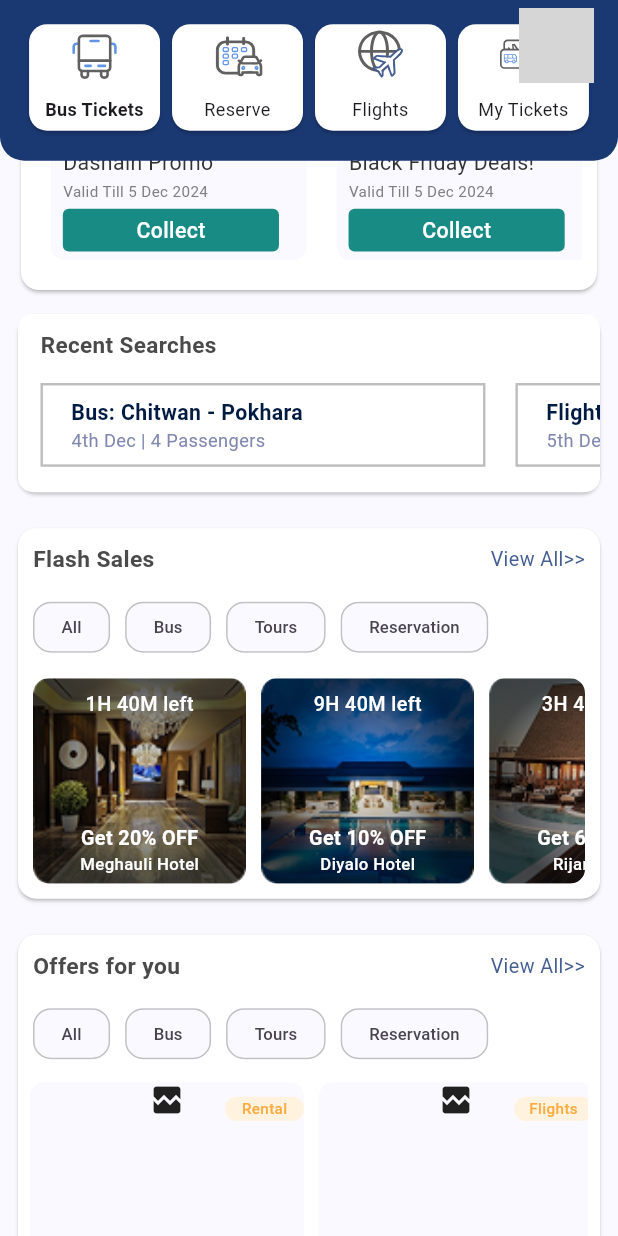
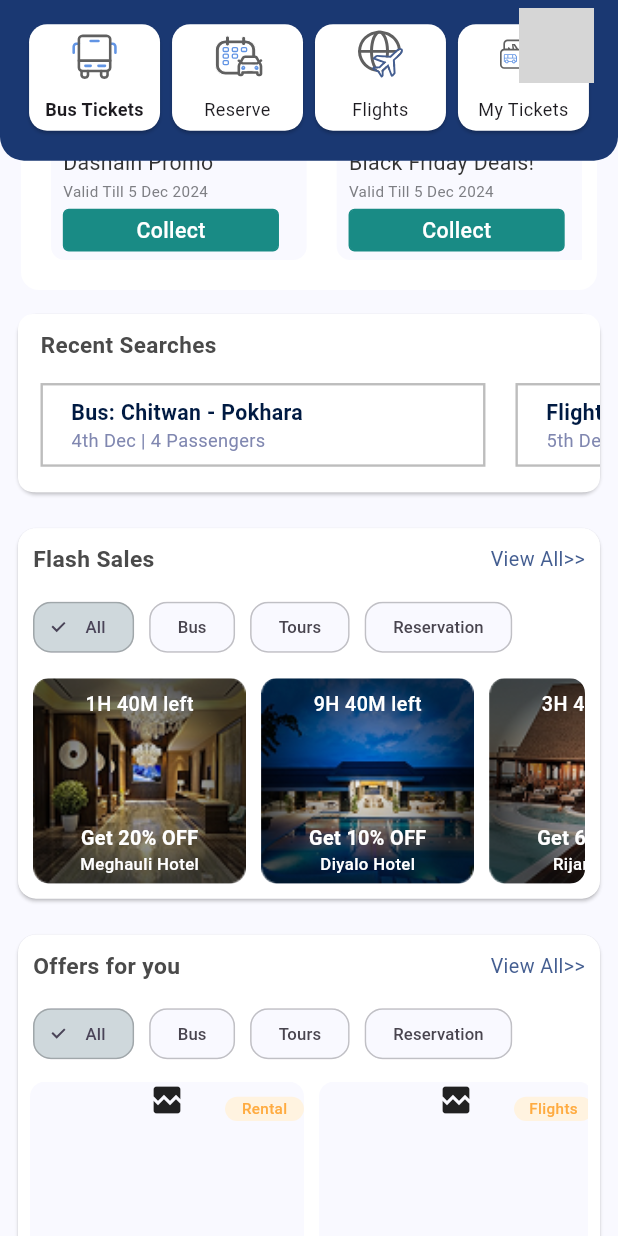
Before and after one commit to Rijan77/bus_sewa, a Flutter app: the screen it shows after launch, scrolled down 576 dp, on a phone screen of 412 x 824 dp. Run offline on Flutter 3.47's test engine with Material 3 defaults, Android fonts, the light colour scheme and no system bars; our stand-ins replace bloc, carousel_slider, equatable, flutter_bloc, flutter_screenutil, flutter_svg and 1 more; network calls fail; grey boxes are pictures that could not be loaded.

Commit message:
Add Functionlity: Button wise shorting promo codes section

```diff
--- a/lib/app/feature/dashboard/data/repositories/blogs_implementation.dart
+++ b/lib/app/feature/dashboard/data/repositories/blogs_implementation.dart
@@ -15,7 +15,8 @@ class BlogImplementation implements BlogsAbstract {
         'description':
             'Nestled in stunning city of Nepal, Pokhara offers stunning views of the summer',
         'viewCount': 3,
-        'commentCount': 10
+        'commentCount': 10,
+        'type': 'Bus'
       },
       {
         'imageUrl':
@@ -25,7 +26,8 @@ class BlogImplementation implements BlogsAbstract {
         'description':
             'Nestled in stunning city of Nepal, Pokhara offers stunning views of the summer',
         'viewCount': 3,
-        'commentCount': 10
+        'commentCount': 10,
+        'type': 'Tours'
       },
       {
         'imageUrl':
@@ -35,7 +37,8 @@ class BlogImplementation implements BlogsAbstract {
         'description':
             'Nestled in stunning city of Nepal, Pokhara offers stunning views of the summer',
         'viewCount': 3,
-        'commentCount': 10
+        'commentCount': 10,
+        'type': 'Reservation'
       },
     ];
     return blogData.map((json) => BlogModel.fromJson(json)).toList();
--- a/lib/app/feature/dashboard/presentation/widgets/homepage_widgets/blogs_section/blog_section.dart
+++ b/lib/app/feature/dashboard/presentation/widgets/homepage_widgets/blogs_section/blog_section.dart
@@ -134,7 +134,7 @@ class _BlogSectionState extends State<BlogSection> {
             Expanded(
               flex: 3,
               child: Padding(
-                padding: EdgeInsets.only(top: 4.sp),
+                padding: EdgeInsets.only(top: 3.sp),
                 child: Column(
                   crossAxisAlignment: CrossAxisAlignment.start,
                   children: [
--- a/lib/app/feature/dashboard/presentation/widgets/homepage_widgets/blogs_section/blogs_main.dart
+++ b/lib/app/feature/dashboard/presentation/widgets/homepage_widgets/blogs_section/blogs_main.dart
@@ -39,7 +39,7 @@ class _BlogsMainState extends State<BlogsMain> {
               ],
             ),
           ),
-          PcButton(),
+          const PcButton(selectedValue: null,),
           const BlogSection(),
           const Padding(
             padding: EdgeInsets.only(bottom: 10),
--- a/lib/app/feature/dashboard/presentation/widgets/homepage_widgets/flash_sales/flash_sales_main.dart
+++ b/lib/app/feature/dashboard/presentation/widgets/homepage_widgets/flash_sales/flash_sales_main.dart
@@ -39,7 +39,7 @@ class _FlashSalesMainState extends State<FlashSalesMain> {
               ],
             ),
           ),
-          PcButton(),
+          const PcButton(selectedValue: null,),
           const ImageInfoSection()
         ],
       ),
--- a/lib/app/feature/dashboard/presentation/widgets/homepage_widgets/offer_for_you/offer_main.dart
+++ b/lib/app/feature/dashboard/presentation/widgets/homepage_widgets/offer_for_you/offer_main.dart
@@ -39,7 +39,7 @@ class _OfferMainState extends State<OfferMain> {
               ],
             ),
           ),
-          PcButton(),
+          const PcButton(selectedValue: null),
           OfferImageSection(),
           const Padding(
             padding: EdgeInsets.only(bottom: 10),
--- a/lib/app/feature/dashboard/presentation/widgets/homepage_widgets/promo_code/pc_button.dart
+++ b/lib/app/feature/dashboard/presentation/widgets/homepage_widgets/promo_code/pc_button.dart
@@ -1,10 +1,17 @@
 import 'package:flutter/material.dart';
 import 'package:flutter_screenutil/flutter_screenutil.dart';
 
-class PcButton extends StatelessWidget {
-  PcButton({super.key});
+class PcButton extends StatefulWidget {
+  final ValueNotifier<String?>? selectedValue;
 
-  final ValueNotifier<String> selectedValue = ValueNotifier<String>("");
+  const PcButton({super.key, required this.selectedValue});
+
+  @override
+  State<PcButton> createState() => _PcButtonState();
+}
+
+class _PcButtonState extends State<PcButton> {
+  String _localSelected = "All"; // used only if selectedValue is null
 
   final List<String> chipLabels = [
     "All",
@@ -15,19 +22,36 @@ class PcButton extends StatelessWidget {
 
   @override
   Widget build(BuildContext context) {
+    // Use ValueListenableBuilder if external selection is provided
+    if (widget.selectedValue != null) {
       return SingleChildScrollView(
         scrollDirection: Axis.horizontal,
-      child: ValueListenableBuilder<String>(
-        valueListenable: selectedValue,
+        child: ValueListenableBuilder<String?>(
+          valueListenable: widget.selectedValue!,
           builder: (context, currentValue, _) {
+            return _buildChips(currentValue);
+          },
+        ),
+      );
+    }
+
+    // If no external notifier, use internal local state
+    return SingleChildScrollView(
+      scrollDirection: Axis.horizontal,
+      child: _buildChips(_localSelected),
+    );
+  }
+
+  Widget _buildChips(String? selected) {
     return Row(
       children: chipLabels.map((label) {
+        final bool isSelected = selected == label;
         return Padding(
           padding: const EdgeInsets.only(left: 10),
           child: ChoiceChip(
             labelPadding: const EdgeInsets.symmetric(horizontal: 10),
             shape: RoundedRectangleBorder(
-                    borderRadius: BorderRadius.circular(12), // Fully rounded
+              borderRadius: BorderRadius.circular(12),
               side: const BorderSide(color: Colors.black12),
             ),
             backgroundColor: const Color(0xffF9F9FF),
@@ -35,19 +59,20 @@ class PcButton extends StatelessWidget {
               label,
               style: TextStyle(fontSize: 11.sp),
             ),
-                  selected: currentValue == label,
+            selected: isSelected,
             selectedColor: Colors.blueGrey.shade100,
-                  onSelected: (bool isSelected) {
-                    if (isSelected) {
-                      selectedValue.value = label;
+            onSelected: (_) {
+              if (widget.selectedValue != null) {
+                widget.selectedValue!.value = label;
+              } else {
+                setState(() {
+                  _localSelected = label;
+                });
               }
             },
           ),
         );
       }).toList(),
     );
-        },
-      ),
-    );
   }
 }
--- a/lib/app/feature/dashboard/presentation/widgets/homepage_widgets/promo_code/pc_container_image.dart
+++ b/lib/app/feature/dashboard/presentation/widgets/homepage_widgets/promo_code/pc_container_image.dart
@@ -6,7 +6,8 @@ import 'package:flutter_bloc/flutter_bloc.dart';
 import 'package:flutter_screenutil/flutter_screenutil.dart';
 
 class PcContainerImage extends StatefulWidget {
-  const PcContainerImage({super.key});
+  final String selectedType;
+  const PcContainerImage({super.key, required this.selectedType});
 
   @override
   State<PcContainerImage> createState() => _PcContainerImageState();
@@ -64,16 +65,25 @@ class _PcContainerImageState extends State<PcContainerImage> {
       } else if (state.promoCodeStatus == ApiStatus.success) {
         final promoCodeItems = state.promoModel;
 
-        if (promoCodeItems.isEmpty) {
+        final Map<String, String> typeMap = {
+          "Reservation": "Rental",
+          "Tours": "Flights",
+          "Bus": "Tickets",
+        };
+
+        final filteredItems = widget.selectedType == "All"
+            ? promoCodeItems
+            : promoCodeItems
+            .where((item) => item.promoType == typeMap[widget.selectedType])
+            .toList();
+
+        if (filteredItems.isEmpty) {
           return const Padding(
-            padding: EdgeInsets.symmetric(
-              horizontal: 170,
-              vertical: 40,
-            ),
+            padding: EdgeInsets.symmetric(horizontal: 170, vertical: 40),
             child: Column(
               children: [
                 Icon(Icons.error_rounded),
-                Text("No Recent PromoCodes")
+                Text("No PromoCodes Found"),
               ],
             ),
           );
@@ -83,7 +93,7 @@ class _PcContainerImageState extends State<PcContainerImage> {
           child: SingleChildScrollView(
             scrollDirection: Axis.horizontal,
             child: Row(
-                children: promoCodeItems.asMap().entries.map((entry) {
+                children: filteredItems.asMap().entries.map((entry) {
               final index = entry.key;
               final promoItem = entry.value;
 
--- a/lib/app/feature/dashboard/presentation/widgets/homepage_widgets/promo_code/promo_code.dart
+++ b/lib/app/feature/dashboard/presentation/widgets/homepage_widgets/promo_code/promo_code.dart
@@ -11,11 +11,12 @@ class PromoCode extends StatefulWidget {
 }
 
 class _PromoCodeState extends State<PromoCode> {
+  final ValueNotifier<String> selectedValue = ValueNotifier<String>("All");
   @override
   Widget build(BuildContext context) {
     return Card(
       color: const Color(0xffFFFFFF),
-      // elevation: 0,
+      elevation: 0,
       // child: Container(
       //   width: double.infinity,
       //   height: 320,
@@ -36,8 +37,11 @@ class _PromoCodeState extends State<PromoCode> {
         crossAxisAlignment: CrossAxisAlignment.start,
         children: [
           const PcHeaderSection(),
-          PcButton(),
-          const PcContainerImage()
+          PcButton(selectedValue: selectedValue,),
+          ValueListenableBuilder(valueListenable: selectedValue, builder: (context, value, _){
+            return  PcContainerImage(selectedType: value);
+          })
+
         ],
       ),
     );
```
Also changed, not shown: lib/app/feature/dashboard/presentation/widgets/homepage_widgets/socials_shares/video_section.dart (+19 -8 lines). Lines whose indentation alone changed are shown as unchanged.
